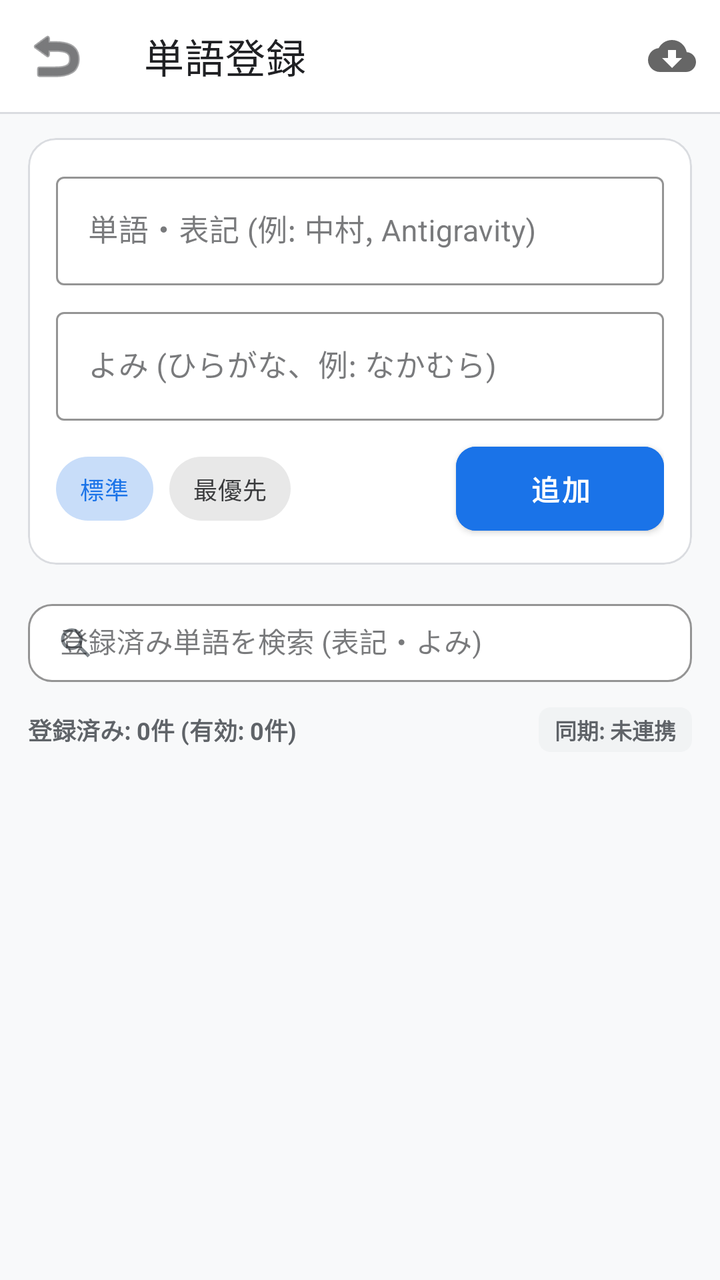
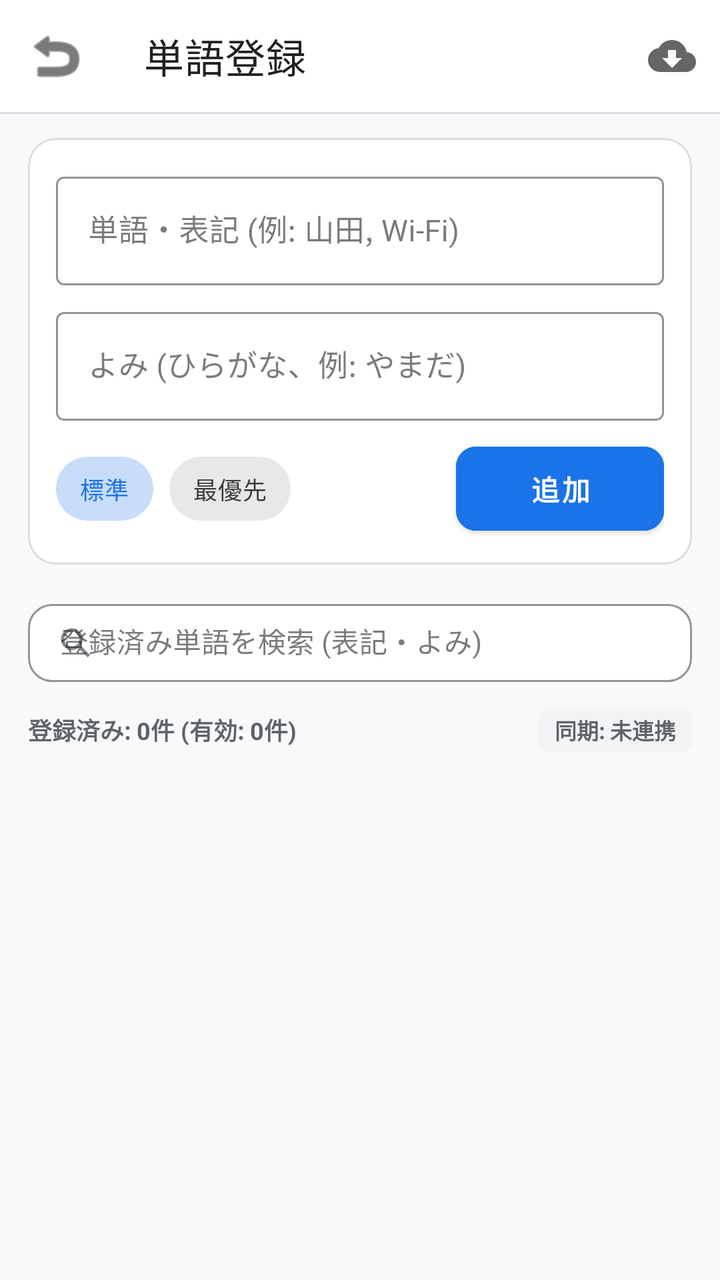

An Android layout rendered at two revisions. The XML below is the earlier revision; the diff shows what the commit changed to produce the second picture.
<!-- AndroidManifest.xml: application theme Theme.MyASR -->
<!-- res/layout/activity_dictionary.xml -->
<?xml version="1.0" encoding="utf-8"?>
<androidx.coordinatorlayout.widget.CoordinatorLayout xmlns:android="http://schemas.android.com/apk/res/android"
    xmlns:app="http://schemas.android.com/apk/res-auto"
    android:id="@+id/coordinatorRoot"
    android:layout_width="match_parent"
    android:layout_height="match_parent"
    android:background="@color/background"
    android:fitsSystemWindows="true">

    <LinearLayout
        android:layout_width="match_parent"
        android:layout_height="match_parent"
        android:orientation="vertical">

        
        <com.google.android.material.appbar.MaterialToolbar
            android:id="@+id/toolbar"
            android:layout_width="match_parent"
            android:layout_height="wrap_content"
            android:background="@color/surface"
            app:menu="@menu/menu_dictionary"
            app:navigationIcon="@android:drawable/ic_menu_revert"
            app:navigationIconTint="@color/text_primary"
            app:title="単語登録"
            app:titleTextColor="@color/text_primary" />

        <View
            android:layout_width="match_parent"
            android:layout_height="1dp"
            android:background="@color/border" />

        
        <com.google.android.material.card.MaterialCardView
            android:id="@+id/cardQuickAdd"
            android:layout_width="match_parent"
            android:layout_height="wrap_content"
            android:layout_marginHorizontal="14dp"
            android:layout_marginTop="12dp"
            android:layout_marginBottom="10dp"
            app:cardBackgroundColor="@color/surface"
            app:cardCornerRadius="14dp"
            app:cardElevation="0dp"
            app:strokeColor="@color/border"
            app:strokeWidth="1dp">

            <LinearLayout
                android:layout_width="match_parent"
                android:layout_height="wrap_content"
                android:orientation="vertical"
                android:padding="14dp">

                
                <com.google.android.material.textfield.TextInputLayout
                    android:id="@+id/layoutWord"
                    style="@style/Widget.MaterialComponents.TextInputLayout.OutlinedBox"
                    android:layout_width="match_parent"
                    android:layout_height="wrap_content"
                    android:hint="単語・表記 (例: 中村, Antigravity)"
                    app:boxStrokeColor="@color/primary"
                    app:endIconMode="clear_text"
                    app:hintTextColor="@color/primary">

                    <com.google.android.material.textfield.TextInputEditText
                        android:id="@+id/etWord"
                        android:layout_width="match_parent"
                        android:layout_height="wrap_content"
                        android:imeOptions="actionNext"
                        android:inputType="text"
                        android:singleLine="true"
                        android:textColor="@color/text_primary"
                        android:textSize="15sp" />
                </com.google.android.material.textfield.TextInputLayout>

                
                <com.google.android.material.textfield.TextInputLayout
                    android:id="@+id/layoutReading"
                    style="@style/Widget.MaterialComponents.TextInputLayout.OutlinedBox"
                    android:layout_width="match_parent"
                    android:layout_height="wrap_content"
                    android:layout_marginTop="8dp"
                    android:hint="よみ (ひらがな、例: なかむら)"
                    app:boxStrokeColor="@color/primary"
                    app:endIconMode="clear_text"
                    app:hintTextColor="@color/primary">

                    <com.google.android.material.textfield.TextInputEditText
                        android:id="@+id/etReading"
                        android:layout_width="match_parent"
                        android:layout_height="wrap_content"
                        android:imeOptions="actionDone"
                        android:inputType="text"
                        android:singleLine="true"
                        android:textColor="@color/text_primary"
                        android:textSize="15sp" />
                </com.google.android.material.textfield.TextInputLayout>

                
                <TextView
                    android:id="@+id/tvEnglishAutoBadge"
                    android:layout_width="wrap_content"
                    android:layout_height="wrap_content"
                    android:layout_marginTop="8dp"
                    android:background="@drawable/badge_background"
                    android:backgroundTint="@color/badge_info_bg"
                    android:paddingHorizontal="10dp"
                    android:paddingVertical="4dp"
                    android:text="よみ空欄で英語のみ登録可（かな入力で日本語音声・変換にも対応）"
                    android:textColor="@color/badge_info_text"
                    android:textSize="12sp"
                    android:textStyle="bold"
                    android:visibility="gone" />

                
                <LinearLayout
                    android:layout_width="match_parent"
                    android:layout_height="wrap_content"
                    android:layout_marginTop="10dp"
                    android:gravity="center_vertical"
                    android:orientation="horizontal">

                    <com.google.android.material.chip.ChipGroup
                        android:id="@+id/cgPriority"
                        android:layout_width="0dp"
                        android:layout_height="wrap_content"
                        android:layout_weight="1"
                        app:selectionRequired="true"
                        app:singleLine="true"
                        app:singleSelection="true">

                        <com.google.android.material.chip.Chip
                            android:id="@+id/chipPriorityNormal"
                            style="@style/Widget.MaterialComponents.Chip.Choice"
                            android:layout_width="wrap_content"
                            android:layout_height="wrap_content"
                            android:checked="true"
                            android:text="標準"
                            android:textSize="12sp" />

                        <com.google.android.material.chip.Chip
                            android:id="@+id/chipPriorityHigh"
                            style="@style/Widget.MaterialComponents.Chip.Choice"
                            android:layout_width="wrap_content"
                            android:layout_height="wrap_content"
                            android:text="最優先"
                            android:textSize="12sp" />
                    </com.google.android.material.chip.ChipGroup>

                    <com.google.android.material.button.MaterialButton
                        android:id="@+id/btnAddWord"
                        android:layout_width="wrap_content"
                        android:layout_height="42dp"
                        android:backgroundTint="@color/primary"
                        android:insetTop="0dp"
                        android:insetBottom="0dp"
                        android:minWidth="104dp"
                        android:text="追加"
                        android:textAllCaps="false"
                        android:textColor="@color/on_primary"
                        android:textSize="14sp"
                        android:textStyle="bold"
                        app:cornerRadius="10dp" />
                </LinearLayout>

            </LinearLayout>
        </com.google.android.material.card.MaterialCardView>

        
        <LinearLayout
            android:layout_width="match_parent"
            android:layout_height="wrap_content"
            android:orientation="vertical"
            android:paddingHorizontal="14dp">

            <com.google.android.material.textfield.TextInputLayout
                android:id="@+id/layoutSearch"
                style="@style/Widget.MaterialComponents.TextInputLayout.OutlinedBox"
                android:layout_width="match_parent"
                android:layout_height="wrap_content"
                android:hint="登録済み単語を検索 (表記・よみ)"
                app:boxBackgroundColor="@color/surface"
                app:boxCornerRadiusBottomEnd="12dp"
                app:boxCornerRadiusBottomStart="12dp"
                app:boxCornerRadiusTopEnd="12dp"
                app:boxCornerRadiusTopStart="12dp"
                app:boxStrokeColor="@color/border"
                app:endIconMode="clear_text"
                app:startIconDrawable="@drawable/ic_search"
                app:startIconTint="@color/text_muted">

                <com.google.android.material.textfield.TextInputEditText
                    android:id="@+id/etSearch"
                    android:layout_width="match_parent"
                    android:layout_height="wrap_content"
                    android:imeOptions="actionSearch"
                    android:inputType="text"
                    android:paddingVertical="10dp"
                    android:singleLine="true"
                    android:textColor="@color/text_primary"
                    android:textSize="14sp" />
            </com.google.android.material.textfield.TextInputLayout>

            <LinearLayout
                android:layout_width="match_parent"
                android:layout_height="wrap_content"
                android:layout_marginTop="8dp"
                android:layout_marginBottom="6dp"
                android:gravity="center_vertical"
                android:orientation="horizontal">

                <TextView
                    android:id="@+id/tvRegisteredCount"
                    android:layout_width="0dp"
                    android:layout_height="wrap_content"
                    android:layout_weight="1"
                    android:text="登録済み: 0件 (有効: 0件)"
                    android:textColor="@color/text_secondary"
                    android:textSize="12sp"
                    android:textStyle="bold" />

                <TextView
                    android:id="@+id/tvSyncStatusPill"
                    android:layout_width="wrap_content"
                    android:layout_height="wrap_content"
                    android:background="@drawable/badge_background"
                    android:backgroundTint="@color/badge_neutral_bg"
                    android:clickable="true"
                    android:focusable="true"
                    android:paddingHorizontal="8dp"
                    android:paddingVertical="3dp"
                    android:text="同期: 未連携"
                    android:textColor="@color/badge_neutral_text"
                    android:textSize="11sp"
                    android:textStyle="bold" />
            </LinearLayout>
        </LinearLayout>

        
        <FrameLayout
            android:layout_width="match_parent"
            android:layout_height="0dp"
            android:layout_weight="1"
            android:paddingHorizontal="14dp">

            <androidx.recyclerview.widget.RecyclerView
                android:id="@+id/rvDictionary"
                android:layout_width="match_parent"
                android:layout_height="match_parent"
                android:clipToPadding="false"
                android:paddingBottom="24dp" />

            <LinearLayout
                android:id="@+id/layoutEmptyState"
                android:layout_width="match_parent"
                android:layout_height="match_parent"
                android:gravity="center"
                android:orientation="vertical"
                android:padding="24dp"
                android:visibility="gone">

                <TextView
                    android:id="@+id/tvEmptyTitle"
                    android:layout_width="wrap_content"
                    android:layout_height="wrap_content"
                    android:gravity="center"
                    android:text="登録された単語はありません"
                    android:textColor="@color/text_primary"
                    android:textSize="15sp"
                    android:textStyle="bold" />

                <TextView
                    android:id="@+id/tvEmptySubtitle"
                    android:layout_width="wrap_content"
                    android:layout_height="wrap_content"
                    android:layout_marginTop="6dp"
                    android:gravity="center"
                    android:text="よく使う固有名詞や英単語を上のフォームから追加すると、音声入力と変換の両方で最優先されます。"
                    android:textColor="@color/text_secondary"
                    android:textSize="13sp" />

                <com.google.android.material.button.MaterialButton
                    android:id="@+id/btnRegisterFromSearch"
                    style="@style/Widget.MaterialComponents.Button.OutlinedButton"
                    android:layout_width="wrap_content"
                    android:layout_height="wrap_content"
                    android:layout_marginTop="14dp"
                    android:text="この単語を新しく登録"
                    android:textAllCaps="false"
                    android:visibility="gone"
                    app:cornerRadius="10dp"
                    app:strokeColor="@color/primary" />
            </LinearLayout>
        </FrameLayout>

    </LinearLayout>

</androidx.coordinatorlayout.widget.CoordinatorLayout>
<!-- resources referenced by this layout -->
<resources>
  <color name="background">#F8F9FA</color>
  <color name="badge_info_bg">#E8F0FE</color>
  <color name="badge_info_text">#1967D2</color>
  <color name="badge_neutral_bg">#F1F3F4</color>
  <color name="badge_neutral_text">#5F6368</color>
  <color name="border">#DADCE0</color>
  <color name="on_primary">#FFFFFF</color>
  <color name="primary">#1A73E8</color>
  <color name="surface">#FFFFFF</color>
  <color name="text_muted">#80868B</color>
  <color name="text_primary">#202124</color>
  <color name="text_secondary">#5F6368</color>
  <!-- drawable badge_background (drawable) -->
  <?xml version="1.0" encoding="utf-8"?>
  <shape xmlns:android="http://schemas.android.com/apk/res/android"
      android:shape="rectangle">
      <corners android:radius="6dp" />
      <solid android:color="@color/badge_info_bg" />
  </shape>
  <!-- drawable ic_search (drawable) -->
  <?xml version="1.0" encoding="utf-8"?>
  <vector xmlns:android="http://schemas.android.com/apk/res/android"
      android:width="20dp"
      android:height="20dp"
      android:viewportWidth="24"
      android:viewportHeight="24"
      android:tint="?attr/colorControlNormal">
      <path
          android:fillColor="@android:color/white"
          android:pathData="M15.5,14h-0.79l-0.28,-0.27C15.41,12.59 16,11.11 16,9.5 16,5.91 13.09,3 9.5,3S3,5.91 3,9.5 5.91,16 9.5,16c1.61,0 3.09,-0.59 4.23,-1.57l0.27,0.28v0.79l5,4.99L20.49,19l-4.99,-5zM9.5,14C7.01,14 5,11.99 5,9.5S7.01,5 9.5,5 14,7.01 14,9.5 11.99,14 9.5,14z" />
  </vector>
  <style name="Theme.MyASR" parent="Theme.MaterialComponents.DayNight.NoActionBar">
          <item name="colorPrimary">@color/primary</item>
          <item name="colorPrimaryVariant">@color/primary_dark</item>
          <item name="colorOnPrimary">@color/on_primary</item>
          <item name="colorSecondary">@color/primary</item>
          <item name="colorSecondaryVariant">@color/primary_dark</item>
          <item name="colorOnSecondary">@color/on_primary</item>
          <item name="colorSurface">@color/surface</item>
          <item name="colorOnSurface">@color/text_primary</item>
          <item name="android:statusBarColor">@color/background</item>
          <item name="android:windowBackground">@color/background</item>
          <item name="android:windowLightStatusBar">true</item>
      </style>
  <color name="primary_dark">#1557B0</color>
</resources>

<!-- the commit's change to res/layout/activity_dictionary.xml (unified diff, before → after) -->
@@ -55,7 +55,7 @@
                     style="@style/Widget.MaterialComponents.TextInputLayout.OutlinedBox"
                     android:layout_width="match_parent"
                     android:layout_height="wrap_content"
-                    android:hint="単語・表記 (例: 中村, Antigravity)"
+                    android:hint="単語・表記 (例: 山田, Wi-Fi)"
                     app:boxStrokeColor="@color/primary"
                     app:endIconMode="clear_text"
                     app:hintTextColor="@color/primary">
@@ -78,7 +78,7 @@
                     android:layout_width="match_parent"
                     android:layout_height="wrap_content"
                     android:layout_marginTop="8dp"
-                    android:hint="よみ (ひらがな、例: なかむら)"
+                    android:hint="よみ (ひらがな、例: やまだ)"
                     app:boxStrokeColor="@color/primary"
                     app:endIconMode="clear_text"
                     app:hintTextColor="@color/primary">
